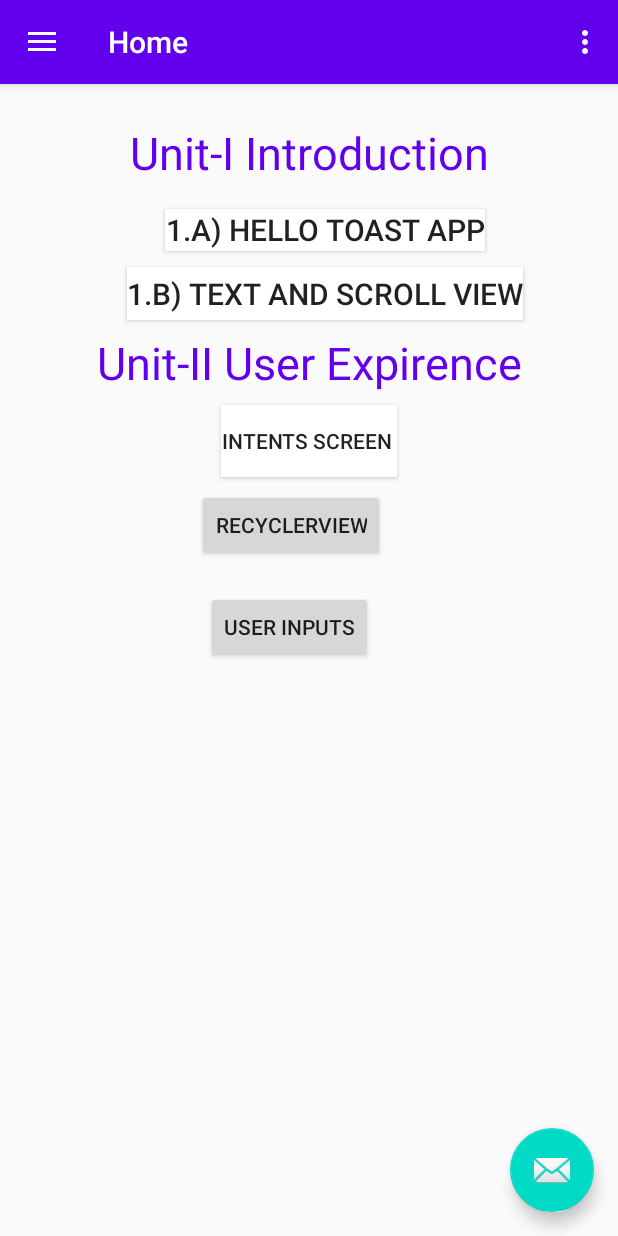
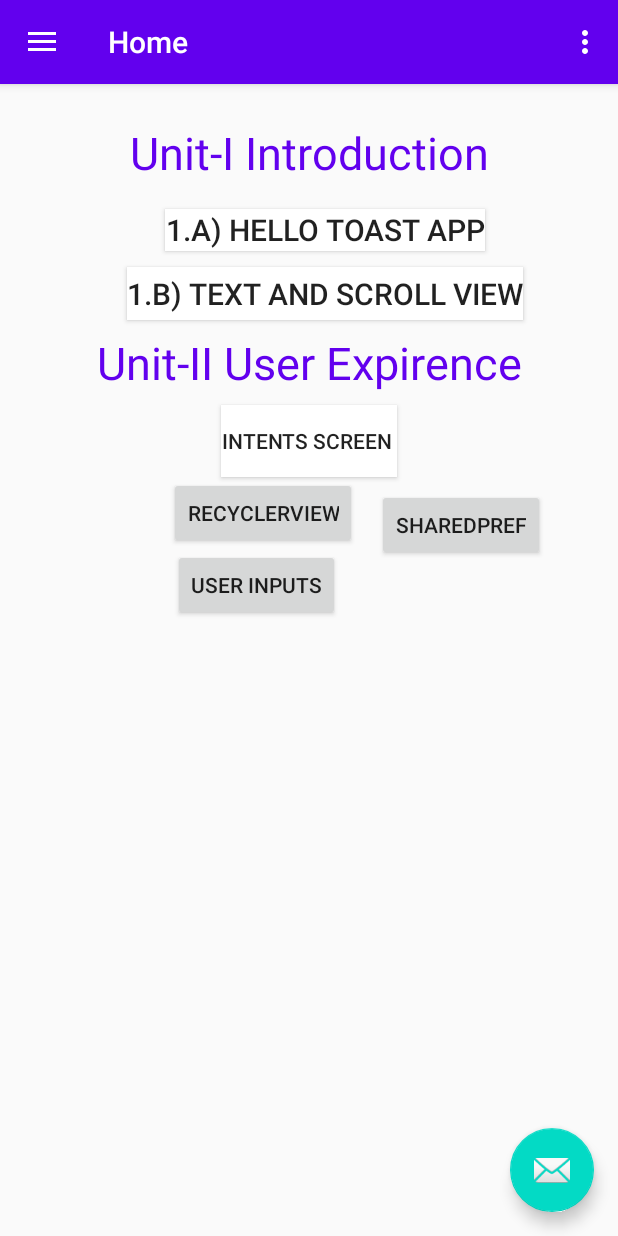
Before and after one commit to Muneiahtellakula/android_development, an Android app: the screen it shows after launch (MainActivity), on a phone screen of 412 x 824 dp. Run offline under Robolectric (Android 15) with nearby library versions, the phone set to English and light mode, and no system bars; our stand-ins replace navigation-ui.

Commit message:
sharedprefarence Added

```diff
--- a/Android2020/app/src/main/AndroidManifest.xml
+++ b/Android2020/app/src/main/AndroidManifest.xml
@@ -9,11 +9,12 @@
         android:roundIcon="@mipmap/ic_launcher_round"
         android:supportsRtl="true"
         android:theme="@style/AppTheme">
+        <activity android:name=".SharedPrefarences.LoginActivity"></activity>
+
         <receiver
             android:name=".BroadCastRecevers.MyReceiver"
             android:enabled="true"
-            android:exported="true">
-        </receiver>
+            android:exported="true"></receiver>
 
         <activity android:name=".InputControls.InputControlActivity" />
         <activity android:name=".RecyclerView.RecyclerViewDemo" />
--- a/Android2020/app/src/main/java/com/muneiah/android2020/ui/home/HomeFragment.java
+++ b/Android2020/app/src/main/java/com/muneiah/android2020/ui/home/HomeFragment.java
@@ -21,6 +21,7 @@ import com.muneiah.android2020.Intents.IntentsActivity;
 import com.muneiah.android2020.MainActivity;
 import com.muneiah.android2020.R;
 import com.muneiah.android2020.RecyclerView.RecyclerViewDemo;
+import com.muneiah.android2020.SharedPrefarences.LoginActivity;
 import com.muneiah.android2020.text_and_scrollView.TextAndScrollViewActivity;
 
 public class HomeFragment extends Fragment {
@@ -37,6 +38,14 @@ public class HomeFragment extends Fragment {
         final Button intentButton = root.findViewById(R.id.intents_button);
         final Button rec = root.findViewById(R.id.rec_button);
         final Button usrInput = root.findViewById(R.id.button_input);
+        final Button sharedbtn = root.findViewById(R.id.button_Shared);
+        sharedbtn.setOnClickListener(new View.OnClickListener() {
+            @Override
+            public void onClick(View v) {
+                Intent intent=new Intent(getContext(), LoginActivity.class);
+                startActivity(intent);
+            }
+        });
         usrInput.setOnClickListener(new View.OnClickListener() {
             @Override
             public void onClick(View v) {
--- a/Android2020/app/src/main/res/layout/fragment_home.xml
+++ b/Android2020/app/src/main/res/layout/fragment_home.xml
@@ -90,10 +90,10 @@
         android:layout_width="wrap_content"
         android:layout_height="wrap_content"
         android:layout_marginStart="149dp"
-        android:layout_marginTop="8dp"
         android:layout_marginEnd="174dp"
         android:text="recyclerview"
         app:layout_constraintEnd_toEndOf="parent"
+        app:layout_constraintHorizontal_bias="1.0"
         app:layout_constraintStart_toStartOf="parent"
         app:layout_constraintTop_toBottomOf="@+id/intents_button" />
 
@@ -102,10 +102,22 @@
         android:layout_width="wrap_content"
         android:layout_height="wrap_content"
         android:layout_marginStart="159dp"
-        android:layout_marginTop="20dp"
         android:layout_marginEnd="185dp"
         android:text="User Inputs"
         app:layout_constraintEnd_toEndOf="parent"
+        app:layout_constraintHorizontal_bias="1.0"
         app:layout_constraintStart_toStartOf="parent"
         app:layout_constraintTop_toBottomOf="@+id/rec_button" />
+
+    <Button
+        android:id="@+id/button_Shared"
+        android:layout_width="wrap_content"
+        android:layout_height="wrap_content"
+        android:layout_marginStart="25dp"
+        android:layout_marginTop="64dp"
+        android:layout_marginEnd="61dp"
+        android:text="SharedPref"
+        app:layout_constraintEnd_toEndOf="parent"
+        app:layout_constraintStart_toEndOf="@+id/rec_button"
+        app:layout_constraintTop_toBottomOf="@+id/textView3" />
 </androidx.constraintlayout.widget.ConstraintLayout>
```
Also changed, not shown: Android2020/app/src/main/java/com/muneiah/android2020/InputControls/InputControlActivity.java (+21 -0 lines), Android2020/app/src/main/java/com/muneiah/android2020/SharedPrefarences/LoginActivity.java (added, +46 -0 lines), Android2020/app/src/main/res/layout/activity_login.xml (added, +56 -0 lines).
